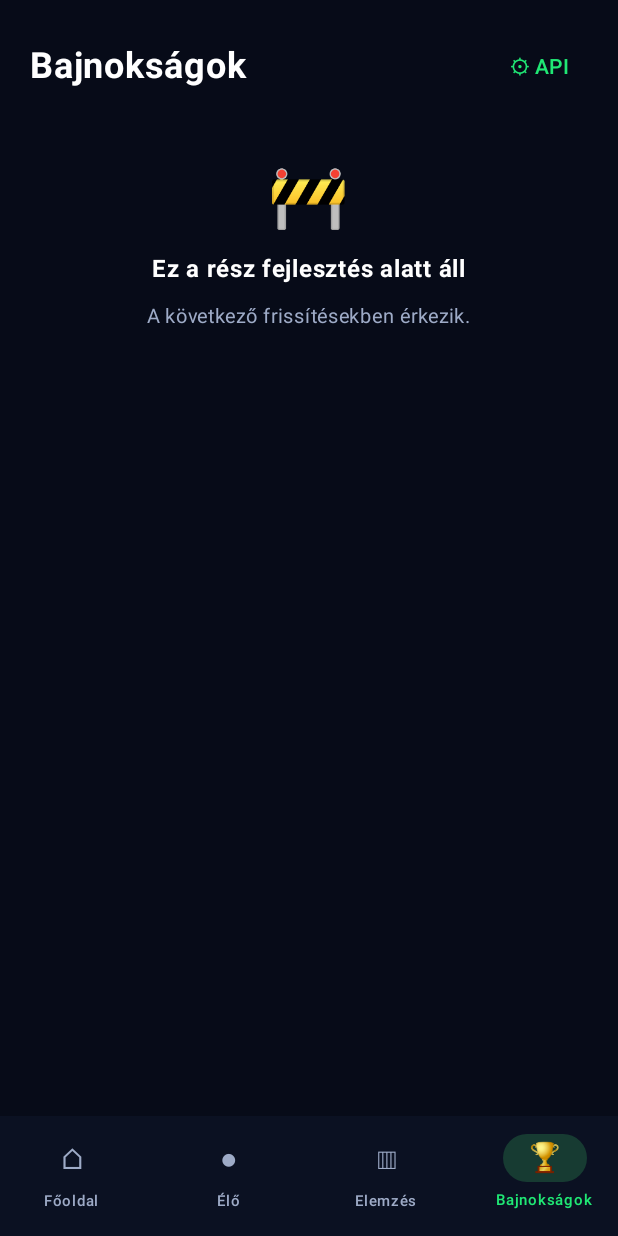
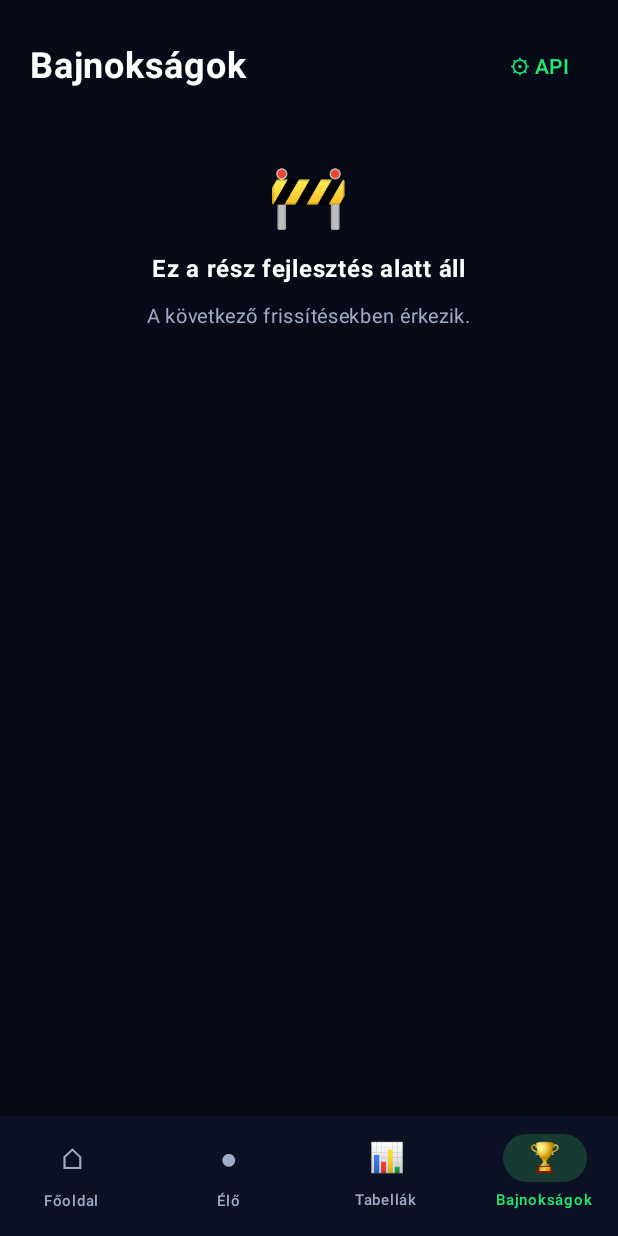
Before and after one commit to apagyizsolt6-ship-it/MarciScores, an Android app built with Jetpack Compose: the screen it shows after launch (MainActivity), item 4 of the bottom bar chosen, on a phone screen of 412 x 824 dp. Run offline under Robolectric (Android 15) with nearby library versions, the phone set to English and light mode, and no system bars; pictures from the network do not load; 3 statements that could not run were skipped.

Commit message:
Add files via upload

```diff
--- /dev/null
+++ b/app/src/main/java/com/marciscores/app/FavoritesStorage.kt
@@ -0,0 +1,40 @@
+package com.marciscores.app
+
+import android.content.Context
+import android.content.SharedPreferences
+
+object FavoritesStorage {
+    private const val PREFS_NAME = "marciscores_favorites"
+    private const val KEY_TEAMS = "favorite_teams"
+
+    private fun prefs(context: Context): SharedPreferences =
+        context.getSharedPreferences(PREFS_NAME, Context.MODE_PRIVATE)
+
+    fun getFavorites(context: Context): Set<String> {
+        return prefs(context).getStringSet(KEY_TEAMS, emptySet()) ?: emptySet()
+    }
+
+    fun isFavorite(context: Context, teamName: String): Boolean {
+        return getFavorites(context).contains(teamName.trim())
+    }
+
+    fun toggle(context: Context, teamName: String) {
+        val name = teamName.trim()
+        if (name.isBlank()) return
+        val current = getFavorites(context).toMutableSet()
+        if (current.contains(name)) {
+            current.remove(name)
+        } else {
+            current.add(name)
+        }
+        prefs(context).edit().putStringSet(KEY_TEAMS, current).apply()
+    }
+
+    fun add(context: Context, teamName: String) {
+        val name = teamName.trim()
+        if (name.isBlank()) return
+        val current = getFavorites(context).toMutableSet()
+        current.add(name)
+        prefs(context).edit().putStringSet(KEY_TEAMS, current).apply()
+    }
+}
--- a/app/src/main/java/com/marciscores/app/MainActivity.kt
+++ b/app/src/main/java/com/marciscores/app/MainActivity.kt
@@ -4,7 +4,10 @@ import android.os.Bundle
 import androidx.activity.ComponentActivity
 import androidx.activity.compose.setContent
 import androidx.compose.foundation.background
+import androidx.compose.foundation.clickable
 import androidx.compose.foundation.layout.*
+import androidx.compose.foundation.lazy.LazyRow
+import androidx.compose.foundation.lazy.items
 import androidx.compose.foundation.shape.RoundedCornerShape
 import androidx.compose.material3.*
 import androidx.compose.runtime.*
@@ -12,9 +15,12 @@ import androidx.compose.ui.Alignment
 import androidx.compose.ui.Modifier
 import androidx.compose.ui.graphics.Brush
 import androidx.compose.ui.graphics.Color
+import androidx.compose.ui.platform.LocalContext
 import androidx.compose.ui.text.font.FontWeight
 import androidx.compose.ui.unit.dp
 import androidx.compose.ui.unit.sp
+import kotlinx.coroutines.delay
+import kotlinx.coroutines.launch
 
 class MainActivity : ComponentActivity() {
     override fun onCreate(savedInstanceState: Bundle?) {
@@ -27,6 +33,9 @@ private val AppBackground = Color(0xFF070B18)
 private val AppPanel = Color(0xFF111A2E)
 private val AppGreen = Color(0xFF20E875)
 private val AppMuted = Color(0xFF9EABC7)
+private val AppAmber = Color(0xFFFFB84D)
+private val AppPink = Color(0xFFFF5C8A)
+private val AppBlue = Color(0xFF4DA6FF)
 
 @Composable
 fun MarciScoresApp() {
@@ -47,7 +56,7 @@ fun MarciScoresApp() {
                 containerColor = AppBackground,
                 bottomBar = {
                     NavigationBar(containerColor = Color(0xFF0B1122)) {
-                        listOf("Főoldal", "Élő", "Elemzés", "Bajnokságok").forEach { item ->
+                        listOf("Főoldal", "Élő", "Tabellák", "Bajnokságok").forEach { item ->
                             NavigationBarItem(
                                 selected = selectedTab == item,
                                 onClick = { selectedTab = item },
@@ -56,7 +65,7 @@ fun MarciScoresApp() {
                                         when (item) {
                                             "Főoldal" -> "⌂"
                                             "Élő" -> "●"
-                                            "Elemzés" -> "▥"
+                                            "Tabellák" -> "📊"
                                             else -> "🏆"
                                         },
                                         fontSize = 19.sp
@@ -82,7 +91,12 @@ fun MarciScoresApp() {
                 ) {
                     when (selectedTab) {
                         "Élő" -> LiveMatchesScreen(onOpenSettings = { showSettings = true })
-                        "Főoldal" -> HomeScreen(onOpenSettings = { showSettings = true }, onOpenLive = { selectedTab = "Élő" })
+                        "Főoldal" -> HomeScreen(
+                            onOpenSettings = { showSettings = true },
+                            onOpenLive = { selectedTab = "Élő" },
+                            onOpenTab = { selectedTab = it }
+                        )
+                        "Tabellák" -> StandingsScreen(onOpenSettings = { showSettings = true })
                         else -> ComingSoonScreen(
                             title = selectedTab,
                             onOpenSettings = { showSettings = true }
@@ -95,79 +109,159 @@ fun MarciScoresApp() {
 }
 
 @Composable
-private fun HomeScreen(onOpenSettings: () -> Unit, onOpenLive: () -> Unit) {
+private fun HomeScreen(
+    onOpenSettings: () -> Unit,
+    onOpenLive: () -> Unit,
+    onOpenTab: (String) -> Unit
+) {
+    val context = LocalContext.current
+    var liveCount by remember { mutableIntStateOf(0) }
+    var favorites by remember { mutableStateOf(FavoritesStorage.getFavorites(context)) }
+    val scope = rememberCoroutineScope()
+
+    LaunchedEffect(Unit) {
+        scope.launch {
+            while (true) {
+                try {
+                    val key = ApiKeyStorage.load(context)
+                    if (key.isNotBlank()) {
+                        val api = StatPalApi()
+                        liveCount = api.getLiveMatches(key).size
+                    }
+                } catch (_: Exception) {}
+                delay(60_000)
+            }
+        }
+    }
+
     Column(modifier = Modifier.fillMaxSize().background(AppBackground)) {
-        Row(
+        Box(
             modifier = Modifier
                 .fillMaxWidth()
                 .background(
-                    Brush.horizontalGradient(
-                        listOf(Color(0xFF102A50), Color(0xFF16113A), Color(0xFF092D2A))
+                    Brush.linearGradient(
+                        listOf(
+                            Color(0xFF1A237E),
+                            Color(0xFF0D47A1),
+                            Color(0xFF00695C),
+                            Color(0xFF1B5E20)
+                        )
                     )
                 )
-                .padding(18.dp),
-            verticalAlignment = Alignment.CenterVertically
+                .padding(18.dp)
         ) {
-            Column(modifier = Modifier.weight(1f)) {
-                Text("MarciScores", color = Color.White, fontSize = 28.sp, fontWeight = FontWeight.Black)
-                Text("ÉLŐ FUTBALLKÖZPONT", color = AppGreen, fontSize = 11.sp, fontWeight = FontWeight.Bold)
-            }
-            TextButton(onClick = onOpenSettings) {
-                Text("⚙", color = Color.White, fontSize = 25.sp)
+            Row(verticalAlignment = Alignment.CenterVertically) {
+                Column(modifier = Modifier.weight(1f)) {
+                    Text("MarciScores", color = Color.White, fontSize = 30.sp, fontWeight = FontWeight.Black)
+                    Text("ÉLŐ FUTBALLKÖZPONT", color = AppGreen, fontSize = 12.sp, fontWeight = FontWeight.Bold)
+                }
+                TextButton(onClick = onOpenSettings) {
+                    Text("⚙", color = Color.White, fontSize = 26.sp)
+                }
             }
         }
 
         Column(modifier = Modifier.fillMaxSize().padding(16.dp)) {
             Text("Szia, focirajongó! ⚽", color = Color.White, fontSize = 22.sp, fontWeight = FontWeight.Bold)
-            Spacer(Modifier.height(6.dp))
-            Text("Kövesd a mai mérkőzéseket!", color = AppMuted, fontSize = 14.sp)
-            Spacer(Modifier.height(20.dp))
+            Spacer(Modifier.height(4.dp))
+            Text(
+                if (liveCount > 0) "Most $liveCount élő mérkőzés zajlik világszerte!" else "Kövesd a mai mérkőzéseket!",
+                color = AppMuted,
+                fontSize = 14.sp
+            )
+
+            Spacer(Modifier.height(16.dp))
 
             Card(
-                modifier = Modifier.fillMaxWidth(),
-                colors = CardDefaults.cardColors(containerColor = AppPanel),
+                modifier = Modifier
+                    .fillMaxWidth()
+                    .clickable { onOpenLive() },
+                colors = CardDefaults.cardColors(containerColor = Color.Transparent),
                 shape = RoundedCornerShape(20.dp)
             ) {
-                Column(
-                    modifier = Modifier.fillMaxWidth().padding(20.dp),
-                    horizontalAlignment = Alignment.CenterHorizontally
+                Box(
+                    modifier = Modifier
+                        .fillMaxWidth()
+                        .background(
+                            Brush.horizontalGradient(
+                                listOf(Color(0xFF00C853), Color(0xFF00E676), Color(0xFF69F0AE))
+                            )
+                        )
+                        .padding(20.dp)
                 ) {
-                    Text("● ÉLŐ EREDMÉNYEK", color = AppGreen, fontWeight = FontWeight.Bold, fontSize = 14.sp)
-                    Spacer(Modifier.height(15.dp))
-                    Text("⚽", fontSize = 42.sp)
-                    Spacer(Modifier.height(10.dp))
-                    Text("Nézd meg a most zajló meccseket!", color = Color.White, fontWeight = FontWeight.Bold, fontSize = 16.sp)
-                    Spacer(Modifier.height(8.dp))
-                    Text("Az élő eredmények a StatPal API-ból töltődnek.", color = AppMuted, fontSize = 12.sp)
-                    Spacer(Modifier.height(15.dp))
-                    Button(
-                        onClick = onOpenLive,
-                        colors = ButtonDefaults.buttonColors(containerColor = AppGreen, contentColor = Color(0xFF07130D)),
-                        shape = RoundedCornerShape(14.dp)
-                    ) {
-                        Text("Élő mérkőzések", fontWeight = FontWeight.Bold)
+                    Column(horizontalAlignment = Alignment.CenterHorizontally, modifier = Modifier.fillMaxWidth()) {
+                        Text("● ÉLŐ EREDMÉNYEK", color = Color(0xFF07130D), fontWeight = FontWeight.Bold, fontSize = 13.sp)
+                        Spacer(Modifier.height(8.dp))
+                        Text("⚽", fontSize = 40.sp)
+                        Spacer(Modifier.height(6.dp))
+                        Text(
+                            "Nézd meg a most zajló meccseket!",
+                            color = Color(0xFF07130D),
+                            fontWeight = FontWeight.Black,
+                            fontSize = 16.sp
+                        )
+                        if (liveCount > 0) {
+                            Spacer(Modifier.height(4.dp))
+                            Text("$liveCount élő meccs", color = Color(0xFF1B5E20), fontSize = 13.sp)
+                        }
                     }
                 }
             }
 
-            Spacer(Modifier.height(22.dp))
+            Spacer(Modifier.height(20.dp))
+
+            if (favorites.isNotEmpty()) {
+                Text("⭐ KEDVENCEID", color = AppAmber, fontSize = 13.sp, fontWeight = FontWeight.Bold)
+                Spacer(Modifier.height(8.dp))
+                LazyRow(horizontalArrangement = Arrangement.spacedBy(8.dp)) {
+                    items(favorites.toList()) { team ->
+                        AssistChip(
+                            onClick = { onOpenLive() },
+                            label = { Text(team, fontSize = 12.sp) },
+                            colors = AssistChipDefaults.assistChipColors(
+                                containerColor = AppPanel,
+                                labelColor = Color.White
+                            )
+                        )
+                    }
+                }
+                Spacer(Modifier.height(16.dp))
+            }
+
             Text("FUTBALLKÖZPONT", color = AppMuted, fontSize = 12.sp, fontWeight = FontWeight.Bold)
             Spacer(Modifier.height(10.dp))
-            listOf("🏆" to "Bajnokságok", "📊" to "Tabellák", "🔥" to "Meccselemzések", "⭐" to "Kedvenc csapatok").forEach { (icon, title) ->
+
+            val menuItems = listOf(
+                Triple("🏆", "Bajnokságok", AppBlue),
+                Triple("📊", "Tabellák", AppGreen),
+                Triple("🔥", "Meccselemzések", AppPink),
+                Triple("⭐", "Kedvenc csapatok", AppAmber)
+            )
+
+            menuItems.forEach { (icon, title, accent) ->
                 Card(
-                    modifier = Modifier.fillMaxWidth().padding(bottom = 8.dp),
+                    modifier = Modifier
+                        .fillMaxWidth()
+                        .padding(bottom = 8.dp)
+                        .clickable {
+                            when (title) {
+                                "Tabellák" -> onOpenTab("Tabellák")
+                                "Bajnokságok" -> onOpenTab("Bajnokságok")
+                                else -> onOpenLive()
+                            }
+                        },
                     colors = CardDefaults.cardColors(containerColor = AppPanel),
-                    shape = RoundedCornerShape(14.dp)
+                    shape = RoundedCornerShape(16.dp)
                 ) {
                     Row(
                         modifier = Modifier.fillMaxWidth().padding(15.dp),
                         verticalAlignment = Alignment.CenterVertically
                     ) {
-                        Text(icon, fontSize = 22.sp)
-                        Spacer(Modifier.width(12.dp))
-                        Text(title, color = Color.White, fontWeight = FontWeight.SemiBold)
+                        Text(icon, fontSize = 24.sp)
+                        Spacer(Modifier.width(14.dp))
+                        Text(title, color = Color.White, fontWeight = FontWeight.SemiBold, fontSize = 16.sp)
                         Spacer(Modifier.weight(1f))
-                        Text("›", color = AppGreen, fontSize = 24.sp)
+                        Text("›", color = accent, fontSize = 24.sp)
                     }
                 }
             }
```
Also changed, not shown: app/src/main/java/com/marciscores/app/LiveMatchesScreen.kt (+38 -5 lines), app/src/main/java/com/marciscores/app/StandingsScreen.kt (added, +172 -0 lines).
